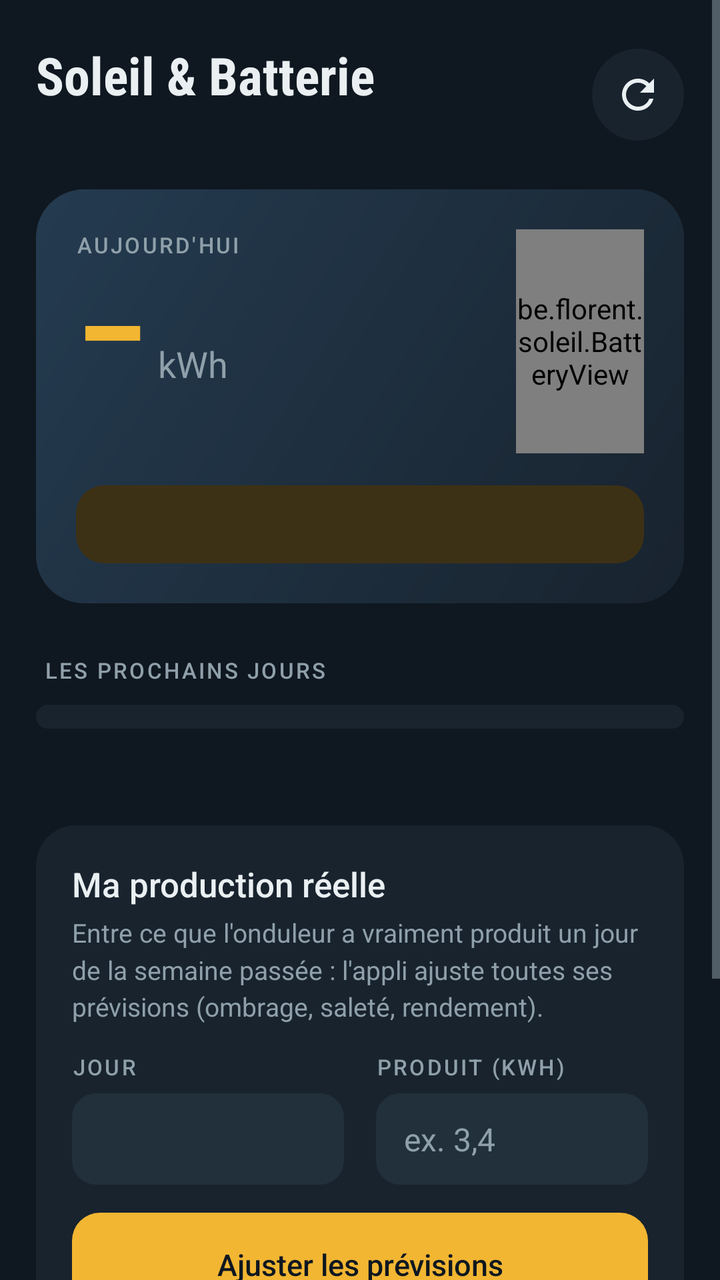
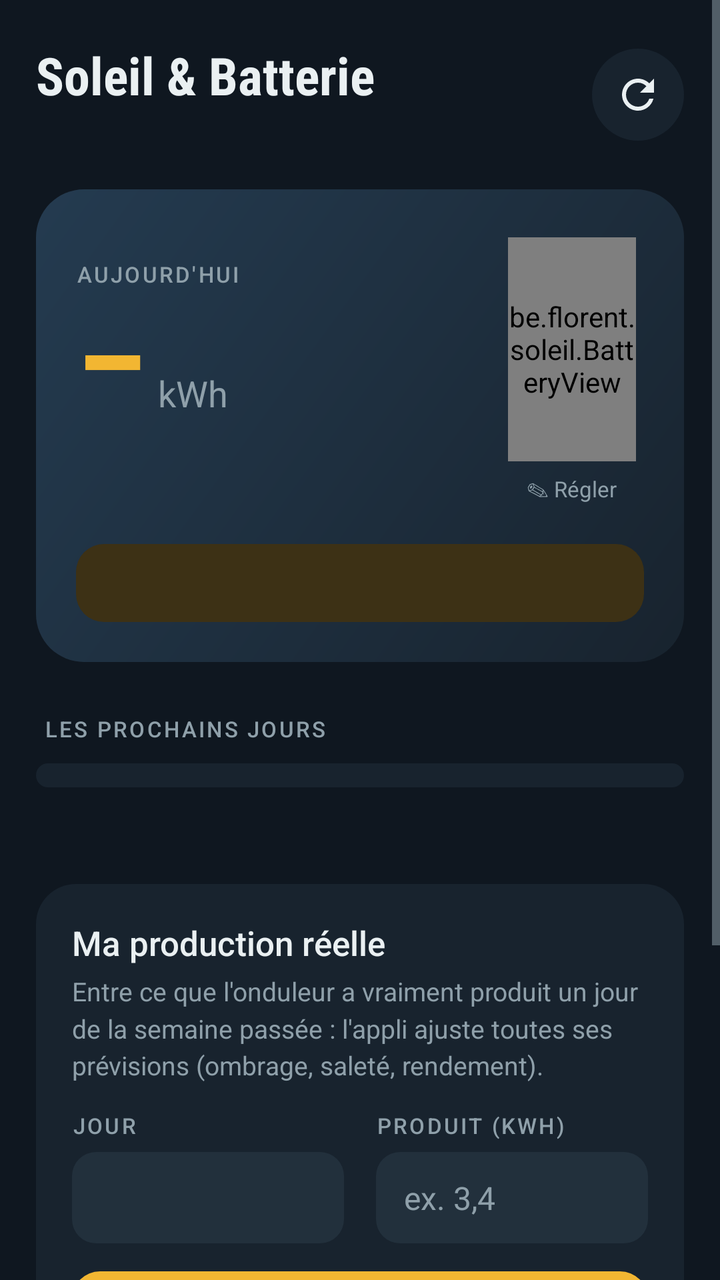

The first picture is an Android layout as it rendered before a commit; the second is the same layout after the commit. The layout source and the unified diff follow.
<!-- AndroidManifest.xml: application theme AppTheme -->
<!-- res/layout/activity_main.xml -->
<?xml version="1.0" encoding="utf-8"?>
<ScrollView xmlns:android="http://schemas.android.com/apk/res/android"
    android:layout_width="match_parent"
    android:layout_height="match_parent"
    android:background="@color/bg"
    android:fillViewport="true">

    <LinearLayout
        android:layout_width="match_parent"
        android:layout_height="wrap_content"
        android:orientation="vertical"
        android:paddingStart="18dp"
        android:paddingEnd="18dp"
        android:paddingTop="20dp"
        android:paddingBottom="32dp">

        
        <LinearLayout
            android:layout_width="match_parent"
            android:layout_height="wrap_content"
            android:gravity="center_vertical"
            android:orientation="horizontal">

            <LinearLayout
                android:layout_width="0dp"
                android:layout_height="wrap_content"
                android:layout_weight="1"
                android:orientation="vertical">

                <TextView
                    android:layout_width="wrap_content"
                    android:layout_height="wrap_content"
                    android:fontFamily="sans-serif-condensed"
                    android:text="Soleil &amp; Batterie"
                    android:textColor="@color/fg"
                    android:textSize="26sp"
                    android:textStyle="bold" />

                <TextView
                    android:id="@+id/subtitle"
                    android:layout_width="wrap_content"
                    android:layout_height="wrap_content"
                    android:layout_marginTop="2dp"
                    android:textColor="@color/muted"
                    android:textSize="13sp" />
            </LinearLayout>

            <ImageButton
                android:id="@+id/refresh"
                android:layout_width="46dp"
                android:layout_height="46dp"
                android:background="@drawable/round_btn"
                android:contentDescription="Actualiser"
                android:src="@drawable/ic_refresh" />
        </LinearLayout>

        
        <LinearLayout
            android:layout_width="match_parent"
            android:layout_height="wrap_content"
            android:layout_marginTop="20dp"
            android:background="@drawable/hero_bg"
            android:orientation="vertical"
            android:padding="20dp">

            <LinearLayout
                android:layout_width="match_parent"
                android:layout_height="wrap_content"
                android:gravity="center_vertical"
                android:orientation="horizontal">

                <LinearLayout
                    android:layout_width="0dp"
                    android:layout_height="wrap_content"
                    android:layout_weight="1"
                    android:orientation="vertical">

                    <TextView
                        style="@style/Label"
                        android:text="Aujourd'hui" />

                    <LinearLayout
                        android:layout_width="wrap_content"
                        android:layout_height="wrap_content"
                        android:baselineAligned="true"
                        android:orientation="horizontal">

                        <TextView
                            android:id="@+id/kwh"
                            android:layout_width="wrap_content"
                            android:layout_height="wrap_content"
                            android:fontFamily="sans-serif-condensed"
                            android:includeFontPadding="false"
                            android:text="–"
                            android:textColor="@color/sun"
                            android:textSize="64sp"
                            android:textStyle="bold" />

                        <TextView
                            android:layout_width="wrap_content"
                            android:layout_height="wrap_content"
                            android:layout_marginStart="6dp"
                            android:text="kWh"
                            android:textColor="@color/muted"
                            android:textSize="18sp" />
                    </LinearLayout>

                    <TextView
                        android:id="@+id/meta"
                        android:layout_width="wrap_content"
                        android:layout_height="wrap_content"
                        android:layout_marginTop="4dp"
                        android:textColor="@color/fg"
                        android:textSize="13sp" />
                </LinearLayout>

                <be.florent.soleil.BatteryView
                    android:id="@+id/battery"
                    android:layout_width="64dp"
                    android:layout_height="112dp"
                    android:layout_marginStart="12dp" />
            </LinearLayout>

            <TextView
                android:id="@+id/verdict"
                android:layout_width="match_parent"
                android:layout_height="wrap_content"
                android:layout_marginTop="16dp"
                android:background="@drawable/pill_low"
                android:fontFamily="sans-serif-medium"
                android:paddingStart="14dp"
                android:paddingTop="10dp"
                android:paddingEnd="14dp"
                android:paddingBottom="10dp"
                android:textColor="@color/sun"
                android:textSize="14sp" />
        </LinearLayout>

        
        <TextView
            style="@style/Label"
            android:layout_marginStart="4dp"
            android:layout_marginTop="26dp"
            android:layout_marginBottom="10dp"
            android:text="Les prochains jours" />

        <LinearLayout
            android:id="@+id/days"
            android:layout_width="match_parent"
            android:layout_height="wrap_content"
            android:background="@drawable/card_bg"
            android:orientation="vertical"
            android:paddingStart="16dp"
            android:paddingTop="6dp"
            android:paddingEnd="16dp"
            android:paddingBottom="6dp" />

        <TextView
            android:id="@+id/status"
            android:layout_width="match_parent"
            android:layout_height="wrap_content"
            android:layout_marginTop="10dp"
            android:gravity="center"
            android:textColor="@color/muted"
            android:textSize="12sp" />

        
        <LinearLayout
            android:layout_width="match_parent"
            android:layout_height="wrap_content"
            android:layout_marginTop="22dp"
            android:background="@drawable/card_bg"
            android:orientation="vertical"
            android:padding="18dp">

            <TextView
                style="@style/CardTitle"
                android:text="Ma production réelle" />

            <TextView
                style="@style/Body"
                android:layout_marginTop="4dp"
                android:text="Entre ce que l'onduleur a vraiment produit un jour de la semaine passée : l'appli ajuste toutes ses prévisions (ombrage, saleté, rendement)." />

            <LinearLayout
                android:layout_width="match_parent"
                android:layout_height="wrap_content"
                android:layout_marginTop="14dp"
                android:orientation="horizontal">

                <LinearLayout
                    android:layout_width="0dp"
                    android:layout_height="wrap_content"
                    android:layout_marginEnd="8dp"
                    android:layout_weight="1"
                    android:orientation="vertical">

                    <TextView
                        style="@style/Label"
                        android:layout_marginBottom="6dp"
                        android:text="Jour" />

                    <EditText
                        android:id="@+id/calDate"
                        style="@style/Field"
                        android:cursorVisible="false"
                        android:focusable="false"
                        android:inputType="none" />
                </LinearLayout>

                <LinearLayout
                    android:layout_width="0dp"
                    android:layout_height="wrap_content"
                    android:layout_marginStart="8dp"
                    android:layout_weight="1"
                    android:orientation="vertical">

                    <TextView
                        style="@style/Label"
                        android:layout_marginBottom="6dp"
                        android:text="Produit (kWh)" />

                    <EditText
                        android:id="@+id/calKwh"
                        style="@style/Field"
                        android:hint="ex. 3,4"
                        android:inputType="numberDecimal" />
                </LinearLayout>
            </LinearLayout>

            <Button
                android:id="@+id/calBtn"
                style="@style/PrimaryButton"
                android:layout_marginTop="14dp"
                android:text="Ajuster les prévisions" />

            <TextView
                android:id="@+id/calOut"
                style="@style/Body"
                android:layout_marginTop="8dp"
                android:gravity="center"
                android:visibility="gone" />
        </LinearLayout>

        
        <LinearLayout
            android:layout_width="match_parent"
            android:layout_height="wrap_content"
            android:layout_marginTop="16dp"
            android:background="@drawable/card_bg"
            android:orientation="vertical"
            android:padding="18dp">

            <LinearLayout
                android:id="@+id/settingsHeader"
                android:layout_width="match_parent"
                android:layout_height="wrap_content"
                android:background="?android:attr/selectableItemBackground"
                android:gravity="center_vertical"
                android:orientation="horizontal">

                <LinearLayout
                    android:layout_width="0dp"
                    android:layout_height="wrap_content"
                    android:layout_weight="1"
                    android:orientation="vertical">

                    <TextView
                        style="@style/CardTitle"
                        android:text="Mon installation" />

                    <TextView
                        android:id="@+id/settingsSummary"
                        style="@style/Body"
                        android:layout_marginTop="2dp" />
                </LinearLayout>

                <TextView
                    android:id="@+id/chevron"
                    android:layout_width="wrap_content"
                    android:layout_height="wrap_content"
                    android:text="▾"
                    android:textColor="@color/muted"
                    android:textSize="22sp" />
            </LinearLayout>

            <LinearLayout
                android:id="@+id/settingsBody"
                android:layout_width="match_parent"
                android:layout_height="wrap_content"
                android:layout_marginTop="12dp"
                android:orientation="vertical"
                android:visibility="gone">

                <TextView
                    style="@style/Label"
                    android:layout_marginBottom="6dp"
                    android:text="Adresse de l'installation" />

                <LinearLayout
                    android:layout_width="match_parent"
                    android:layout_height="wrap_content"
                    android:orientation="horizontal">

                    <EditText
                        android:id="@+id/address"
                        style="@style/Field"
                        android:layout_width="0dp"
                        android:layout_weight="1"
                        android:hint="Rue, numéro, commune"
                        android:imeOptions="actionSearch"
                        android:inputType="textPostalAddress" />

                    <Button
                        android:id="@+id/findBtn"
                        style="@style/PrimaryButton"
                        android:layout_width="wrap_content"
                        android:layout_height="48dp"
                        android:layout_marginStart="8dp"
                        android:minWidth="0dp"
                        android:paddingStart="16dp"
                        android:paddingEnd="16dp"
                        android:text="Chercher" />
                </LinearLayout>

                <TextView
                    android:id="@+id/placeOut"
                    style="@style/Body"
                    android:layout_marginTop="6dp"
                    android:layout_marginBottom="16dp" />

                <LinearLayout
                    android:id="@+id/settingsGrid"
                    android:layout_width="match_parent"
                    android:layout_height="wrap_content"
                    android:orientation="vertical" />

                <TextView
                    style="@style/Body"
                    android:layout_marginTop="10dp"
                    android:text="Orientation en degrés boussole : 90 = est, 180 = sud, 270 = ouest." />

                <Button
                    android:id="@+id/saveBtn"
                    style="@style/PrimaryButton"
                    android:layout_marginTop="14dp"
                    android:text="Enregistrer" />
            </LinearLayout>
        </LinearLayout>

        <TextView
            android:layout_width="match_parent"
            android:layout_height="wrap_content"
            android:layout_marginTop="20dp"
            android:gravity="center"
            android:text="Données météo : Open-Meteo.com"
            android:textColor="@color/muted"
            android:textSize="11sp" />
    </LinearLayout>
</ScrollView>
<!-- resources referenced by this layout -->
<resources>
  <color name="bg">#0F1720</color>
  <color name="fg">#EAF0F2</color>
  <color name="muted">#8FA0AA</color>
  <color name="sun">#F2B632</color>
  <!-- drawable card_bg (drawable) -->
  <?xml version="1.0" encoding="utf-8"?>
  <shape xmlns:android="http://schemas.android.com/apk/res/android" android:shape="rectangle">
      <solid android:color="@color/card" />
      <corners android:radius="20dp" />
  </shape>
  <!-- drawable hero_bg (drawable) -->
  <?xml version="1.0" encoding="utf-8"?>
  <shape xmlns:android="http://schemas.android.com/apk/res/android" android:shape="rectangle">
      <gradient android:angle="315" android:startColor="#243B50" android:endColor="#18232E" />
      <corners android:radius="24dp" />
  </shape>
  <!-- drawable ic_refresh (drawable) -->
  <?xml version="1.0" encoding="utf-8"?>
  <vector xmlns:android="http://schemas.android.com/apk/res/android"
      android:width="24dp" android:height="24dp"
      android:viewportWidth="24" android:viewportHeight="24">
      <path android:fillColor="@color/fg"
          android:pathData="M17.65,6.35C16.2,4.9 14.21,4 12,4c-4.42,0 -7.99,3.58 -7.99,8s3.57,8 7.99,8c3.73,0 6.84,-2.55 7.73,-6h-2.08c-0.82,2.33 -3.04,4 -5.65,4 -3.31,0 -6,-2.69 -6,-6s2.69,-6 6,-6c1.66,0 3.14,0.69 4.22,1.78L13,11h7V4l-2.35,2.35z" />
  </vector>
  <!-- drawable pill_low (drawable) -->
  <?xml version="1.0" encoding="utf-8"?>
  <shape xmlns:android="http://schemas.android.com/apk/res/android" android:shape="rectangle">
      <solid android:color="@color/sun_dim" />
      <corners android:radius="14dp" />
  </shape>
  <!-- drawable round_btn (drawable) -->
  <?xml version="1.0" encoding="utf-8"?>
  <ripple xmlns:android="http://schemas.android.com/apk/res/android" android:color="#33FFFFFF">
      <item>
          <shape android:shape="oval">
              <solid android:color="@color/card" />
          </shape>
      </item>
  </ripple>
  <style name="Body">
          <item name="android:layout_width">match_parent</item>
          <item name="android:layout_height">wrap_content</item>
          <item name="android:textColor">@color/muted</item>
          <item name="android:textSize">13sp</item>
          <item name="android:lineSpacingMultiplier">1.2</item>
      </style>
  <style name="CardTitle">
          <item name="android:layout_width">wrap_content</item>
          <item name="android:layout_height">wrap_content</item>
          <item name="android:textColor">@color/fg</item>
          <item name="android:textSize">17sp</item>
          <item name="android:fontFamily">sans-serif-medium</item>
      </style>
  <style name="Label">
          <item name="android:layout_width">wrap_content</item>
          <item name="android:layout_height">wrap_content</item>
          <item name="android:textColor">@color/muted</item>
          <item name="android:textSize">11sp</item>
          <item name="android:letterSpacing">0.1</item>
          <item name="android:textAllCaps">true</item>
          <item name="android:fontFamily">sans-serif-medium</item>
      </style>
  <style name="PrimaryButton">
          <item name="android:layout_width">match_parent</item>
          <item name="android:layout_height">52dp</item>
          <item name="android:background">@drawable/btn_primary</item>
          <item name="android:textColor">@color/ink</item>
          <item name="android:textSize">15sp</item>
          <item name="android:fontFamily">sans-serif-medium</item>
          <item name="android:textAllCaps">false</item>
          <item name="android:stateListAnimator">@null</item>
      </style>
  <color name="card">#18232E</color>
  <color name="sun_dim">#3D3115</color>
  <!-- drawable btn_primary (drawable) -->
  <?xml version="1.0" encoding="utf-8"?>
  <ripple xmlns:android="http://schemas.android.com/apk/res/android" android:color="#33000000">
      <item>
          <shape android:shape="rectangle">
              <solid android:color="@color/sun" />
              <corners android:radius="14dp" />
          </shape>
      </item>
  </ripple>
  <color name="ink">#0F1720</color>
  <color name="card2">#22303C</color>
  <!-- unchanged entries left out for length: 3 -->
</resources>

<!-- the commit's change to res/layout/activity_main.xml (unified diff, before → after) -->
@@ -114,11 +114,30 @@
                         android:textSize="13sp" />
                 </LinearLayout>
 
-                <be.florent.soleil.BatteryView
-                    android:id="@+id/battery"
-                    android:layout_width="64dp"
-                    android:layout_height="112dp"
-                    android:layout_marginStart="12dp" />
+                <LinearLayout
+                    android:id="@+id/batteryBox"
+                    android:layout_width="wrap_content"
+                    android:layout_height="wrap_content"
+                    android:layout_marginStart="12dp"
+                    android:background="?android:attr/selectableItemBackground"
+                    android:gravity="center_horizontal"
+                    android:orientation="vertical"
+                    android:padding="4dp">
+
+                    <be.florent.soleil.BatteryView
+                        android:id="@+id/battery"
+                        android:layout_width="64dp"
+                        android:layout_height="112dp" />
+
+                    <TextView
+                        android:id="@+id/batteryLabel"
+                        android:layout_width="wrap_content"
+                        android:layout_height="wrap_content"
+                        android:layout_marginTop="6dp"
+                        android:text="✎ Régler"
+                        android:textColor="@color/muted"
+                        android:textSize="11sp" />
+                </LinearLayout>
             </LinearLayout>
 
             <TextView
